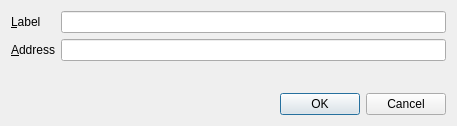
Qt form src/qt/forms/editaddressdialog.ui (PalinuroSec/FrozenBoxCoin) before a commit.
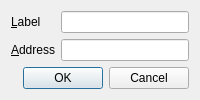
The same form after that commit.

```diff
--- a/src/qt/forms/editaddressdialog.ui
+++ b/src/qt/forms/editaddressdialog.ui
@@ -2,7 +2,7 @@
 <ui version="4.0">
  <class>EditAddressDialog</class>
  <widget class="QDialog" name="EditAddressDialog">
-  <property name="geometry">
+  <property name="FBCmetry">
    <rect>
     <x>0</x>
     <y>0</y>
```
